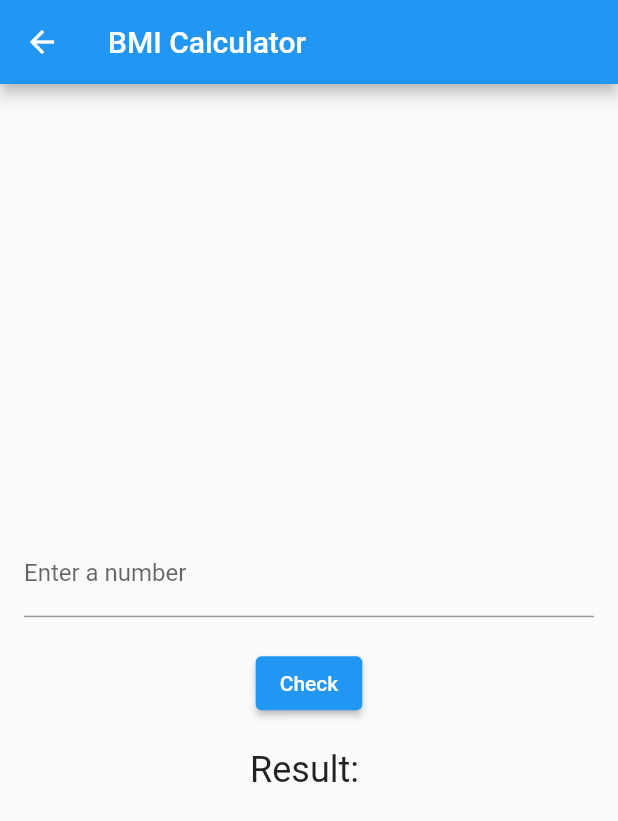
After one commit to gauravjaadhav/flutter_application_1, a Flutter app: the screen it shows after launch, after a tap on "Even/Odd", on a phone screen of 412 x 824 dp. The commit adds this screen. Shown: the top 821 px of the screen. Run offline on Flutter 3.47's test engine with Material 2 defaults, Android fonts, the phone set to English and light mode, and no system bars; network calls fail.

Commit message:
added two class 1. even-odd checking 2. api integration - even odd checking the number - api integration done - http package installation done - navigation done

```diff
--- /dev/null
+++ b/lib/even_odd.dart
@@ -0,0 +1,75 @@
+import 'package:flutter/material.dart';
+
+// class EvenOddScreen extends StatefulWidget {
+//   @override
+//   _EvenOddScreenState createState() => _EvenOddScreenState();
+// }
+class EvenOddScreen extends StatefulWidget {
+  @override
+  _EvenOddScreenState createState() => _EvenOddScreenState();
+}
+
+class _EvenOddScreenState extends State<EvenOddScreen> {
+  int number = 0;
+  String result = '';
+
+  void checkEvenOdd() {
+    setState(() {
+      if (number % 2 == 0) {
+        result = 'Even';
+      } else {
+        result = 'Odd';
+      }
+    });
+  }
+
+  @override
+  Widget build(BuildContext context) {
+    return Scaffold(
+        appBar: AppBar(
+          title: Text('BMI Calculator'),
+          leading: IconButton(
+            icon: Icon(Icons.arrow_back),
+            onPressed: () {
+              Navigator.pop(context,
+                  0); // Pop the screen and pass the reset value (0) to MyHomePage
+            },
+          ),
+        ),
+        body: Center(
+          child: Padding(
+            padding: const EdgeInsets.all(16.0),
+            child: Column(
+              mainAxisAlignment: MainAxisAlignment.center,
+              children: [
+                TextField(
+                  keyboardType: TextInputType.number,
+                  onChanged: (value) {
+                    setState(() {
+                      if (value.isEmpty) {
+                        result = '';
+                      } else {
+                        number = int.parse(value);
+                      }
+                    });
+                  },
+                  decoration: InputDecoration(
+                    labelText: 'Enter a number',
+                  ),
+                ),
+                SizedBox(height: 20),
+                ElevatedButton(
+                  onPressed: checkEvenOdd,
+                  child: Text('Check'),
+                ),
+                SizedBox(height: 20),
+                Text(
+                  'Result: $result',
+                  style: TextStyle(fontSize: 24),
+                ),
+              ],
+            ),
+          ),
+        ));
+  }
+}
--- a/lib/main.dart
+++ b/lib/main.dart
@@ -1,5 +1,7 @@
 import 'package:flutter/material.dart';
 import 'bmi_calculator.dart';
+import 'even_odd.dart';
+import 'api_integration.dart';
 
 void main() {
   runApp(MyApp());
@@ -41,7 +43,7 @@ class _MyHomePageState extends State<MyHomePage> {
       ),
       body: Center(
         child: Column(
-          mainAxisAlignment: MainAxisAlignment.center,
+          mainAxisAlignment: MainAxisAlignment.start,
           children: [
             Text(
               'Counter:',
@@ -56,17 +58,7 @@ class _MyHomePageState extends State<MyHomePage> {
                   _incrementCounter, // Call the _incrementCounter function
               child: Text('Increment'),
             ),
-            SizedBox(height: 16),
-            // ElevatedButton(
-            //   onPressed: () {
-            //     // Navigate to BMI Calculator screen
-            //     Navigator.push(
-            //       context,
-            //       MaterialPageRoute(builder: (context) => BMICalculator()),
-            //     );
-            //   },
-            //   child: Text('BMI Calculator'),
-            // ),
+            SizedBox(height: 5),
             ElevatedButton(
               onPressed: () async {
                 // Navigate to BMI Calculator screen and wait for the result (reset value)
@@ -82,6 +74,30 @@ class _MyHomePageState extends State<MyHomePage> {
               },
               child: Text('BMI Calculator'),
             ),
+            SizedBox(height: 10),
+            ElevatedButton(
+                onPressed: () async {
+                  final evenValue = await Navigator.push(
+                    context,
+                    MaterialPageRoute(builder: (context) => EvenOddScreen()),
+                  );
+                  setState(() {
+                    _count = evenValue;
+                  });
+                },
+                child: Text('Even/Odd')),
+            SizedBox(height: 10),
+            ElevatedButton(
+                onPressed: () async {
+                  final apiIntegration = await Navigator.push(
+                    context,
+                    MaterialPageRoute(builder: (context) => APIIntegration()),
+                  );
+                  setState(() {
+                    _count = apiIntegration;
+                  });
+                },
+                child: Text('Api integration'))
           ],
         ),
       ),
--- a/pubspec.yaml
+++ b/pubspec.yaml
@@ -14,6 +14,7 @@ dependencies:
 
   english_words: ^4.0.0
   provider: ^6.0.0
+  http: ^1.1.0
 
 dev_dependencies:
   flutter_test:
```
Also changed, not shown: lib/api_integration.dart (added, +90 -0 lines), 1 other file.
